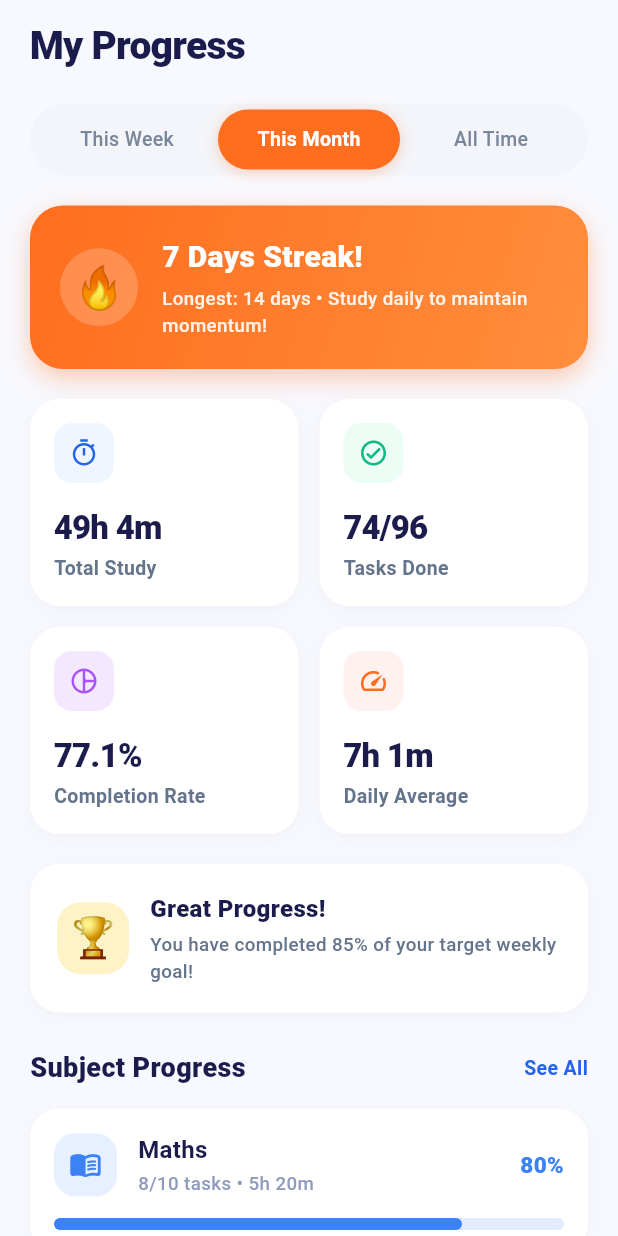
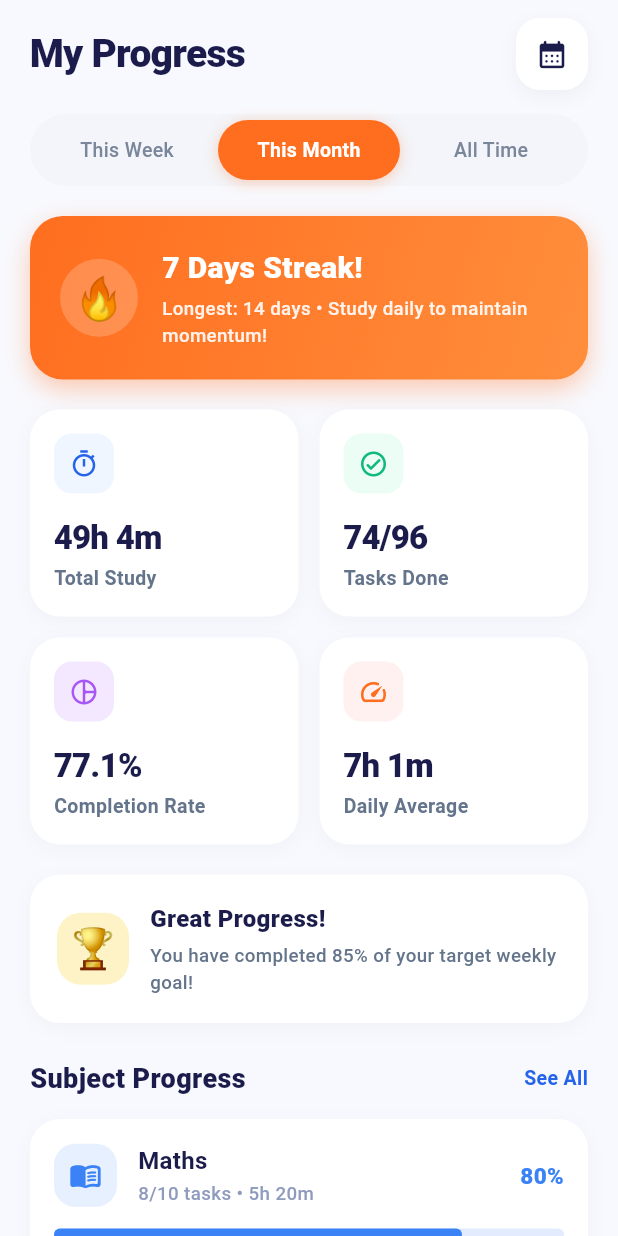
Before and after one commit to abinjoyal/Study-Planner, a Flutter app: the ProgressPage screen opened directly, after a tap on "This Month", on a phone screen of 412 x 824 dp. Run offline on Flutter 3.47's test engine with Material 3 defaults, Android fonts, the phone set to English and light mode, and no system bars; our stand-ins replace dio, flutter_local_notifications, flutter_riverpod, internet_connection_checker_plus, shared_preferences, supabase_flutter; accounts and stored records are empty.

Commit message:
feat: implement progress feature architecture with domain, data, and presentation layers

```diff
--- a/lib/features/progress/data/datasources/progress_local_datasource.dart
+++ b/lib/features/progress/data/datasources/progress_local_datasource.dart
@@ -5,8 +5,8 @@ import '../models/subject_progress_model.dart';
 import '../../domain/repositories/progress_repository.dart';
 
 abstract class ProgressLocalDataSource {
-  Future<ProgressSummaryModel> getSummary(ProgressPeriod period);
-  Future<List<SubjectProgressModel>> getSubjectProgress(ProgressPeriod period);
+  Future<ProgressSummaryModel> getSummary(ProgressPeriod period, {DateTime? customDate});
+  Future<List<SubjectProgressModel>> getSubjectProgress(ProgressPeriod period, {DateTime? customDate});
   Future<StudyStreakModel> getStreak();
   Future<double> getWeeklyGoalPercentage();
 }
@@ -48,7 +48,7 @@ class ProgressLocalDataSourceImpl implements ProgressLocalDataSource {
   ];
 
   @override
-  Future<ProgressSummaryModel> getSummary(ProgressPeriod period) async {
+  Future<ProgressSummaryModel> getSummary(ProgressPeriod period, {DateTime? customDate}) async {
     int totalTasks = 0;
     int completedTasks = 0;
     int totalMinutes = 0;
@@ -60,12 +60,17 @@ class ProgressLocalDataSourceImpl implements ProgressLocalDataSource {
     }
 
     double multiplier = 1.0;
-    if (period == ProgressPeriod.thisMonth) multiplier = 3.2;
-    if (period == ProgressPeriod.allTime) multiplier = 8.5;
+    if (customDate != null) {
+      // Deterministic variation based on selected date's day of month
+      multiplier = 0.25 + ((customDate.day % 5) * 0.15);
+    } else {
+      if (period == ProgressPeriod.thisMonth) multiplier = 3.2;
+      if (period == ProgressPeriod.allTime) multiplier = 8.5;
+    }
 
-    final adjustedTasks = (totalTasks * multiplier).round();
-    final adjustedCompleted = (completedTasks * multiplier).round();
-    final adjustedMinutes = (totalMinutes * multiplier).round();
+    final adjustedTasks = (totalTasks * multiplier).round().clamp(1, 999);
+    final adjustedCompleted = (completedTasks * multiplier).round().clamp(0, adjustedTasks);
+    final adjustedMinutes = (totalMinutes * multiplier).round().clamp(0, 99999);
 
     double completionPercentage = adjustedTasks > 0
         ? ((adjustedCompleted / adjustedTasks) * 100).clamp(0.0, 100.0)
@@ -76,7 +81,7 @@ class ProgressLocalDataSourceImpl implements ProgressLocalDataSource {
     double weeklyGoalPct =
         ((adjustedMinutes / weeklyTargetMinutes) * 100).clamp(0.0, 100.0);
 
-    int avgDailyMins = (adjustedMinutes / 7).round();
+    int avgDailyMins = (adjustedMinutes / (customDate != null ? 1 : 7)).round();
     int avgHours = avgDailyMins ~/ 60;
     int avgMins = avgDailyMins % 60;
     String dailyAvgStr = avgHours > 0 ? '${avgHours}h ${avgMins}m' : '${avgMins}m';
@@ -93,8 +98,23 @@ class ProgressLocalDataSourceImpl implements ProgressLocalDataSource {
 
   @override
   Future<List<SubjectProgressModel>> getSubjectProgress(
-      ProgressPeriod period) async {
-    return List.from(_mockSubjects);
+      ProgressPeriod period, {DateTime? customDate}) async {
+    if (customDate == null) return List.from(_mockSubjects);
+
+    final factor = 0.5 + ((customDate.day % 4) * 0.2);
+    return _mockSubjects.map((s) {
+      final total = (s.totalTasks * factor).round().clamp(1, 20);
+      final completed = (s.completedTasks * factor).round().clamp(0, total);
+      final mins = (s.studyMinutes * factor).round();
+      return SubjectProgressModel(
+        id: s.id,
+        subjectName: s.subjectName,
+        completedTasks: completed,
+        totalTasks: total,
+        studyMinutes: mins,
+        themeColor: s.themeColor,
+      );
+    }).toList();
   }
 
   @override
--- a/lib/features/progress/data/repositories/progress_repository_impl.dart
+++ b/lib/features/progress/data/repositories/progress_repository_impl.dart
@@ -15,13 +15,13 @@ class ProgressRepositoryImpl implements ProgressRepository {
   });
 
   @override
-  Future<ProgressSummary> getProgressSummary(ProgressPeriod period) async {
-    return await localDataSource.getSummary(period);
+  Future<ProgressSummary> getProgressSummary(ProgressPeriod period, {DateTime? customDate}) async {
+    return await localDataSource.getSummary(period, customDate: customDate);
   }
 
   @override
-  Future<List<SubjectProgress>> getSubjectProgress(ProgressPeriod period) async {
-    return await localDataSource.getSubjectProgress(period);
+  Future<List<SubjectProgress>> getSubjectProgress(ProgressPeriod period, {DateTime? customDate}) async {
+    return await localDataSource.getSubjectProgress(period, customDate: customDate);
   }
 
   @override
--- a/lib/features/progress/domain/repositories/progress_repository.dart
+++ b/lib/features/progress/domain/repositories/progress_repository.dart
@@ -5,8 +5,8 @@ import '../entities/subject_progress.dart';
 enum ProgressPeriod { thisWeek, thisMonth, allTime }
 
 abstract class ProgressRepository {
-  Future<ProgressSummary> getProgressSummary(ProgressPeriod period);
-  Future<List<SubjectProgress>> getSubjectProgress(ProgressPeriod period);
+  Future<ProgressSummary> getProgressSummary(ProgressPeriod period, {DateTime? customDate});
+  Future<List<SubjectProgress>> getSubjectProgress(ProgressPeriod period, {DateTime? customDate});
   Future<StudyStreak> getStudyStreak();
   Future<double> getWeeklyGoalPercentage();
   Future<List<Map<String, dynamic>>> getProgressHistory();
--- a/lib/features/progress/domain/usecases/get_progress_summary.dart
+++ b/lib/features/progress/domain/usecases/get_progress_summary.dart
@@ -6,7 +6,7 @@ class GetProgressSummary {
 
   GetProgressSummary(this.repository);
 
-  Future<ProgressSummary> call(ProgressPeriod period) {
-    return repository.getProgressSummary(period);
+  Future<ProgressSummary> call(ProgressPeriod period, {DateTime? customDate}) {
+    return repository.getProgressSummary(period, customDate: customDate);
   }
 }
--- a/lib/features/progress/domain/usecases/get_subject_progress.dart
+++ b/lib/features/progress/domain/usecases/get_subject_progress.dart
@@ -6,7 +6,7 @@ class GetSubjectProgress {
 
   GetSubjectProgress(this.repository);
 
-  Future<List<SubjectProgress>> call(ProgressPeriod period) {
-    return repository.getSubjectProgress(period);
+  Future<List<SubjectProgress>> call(ProgressPeriod period, {DateTime? customDate}) {
+    return repository.getSubjectProgress(period, customDate: customDate);
   }
 }
--- a/lib/features/progress/presentation/pages/progress_page.dart
+++ b/lib/features/progress/presentation/pages/progress_page.dart
@@ -43,8 +43,72 @@ class ProgressPage extends ConsumerWidget {
                     crossAxisAlignment: CrossAxisAlignment.start,
                     children: [
                       // My Progress Header Title
-                      const ProgressHeader(),
-                      const SizedBox(height: 20),
+                      ProgressHeader(
+                        onCalendarTap: () async {
+                          final picked = await showDatePicker(
+                            context: context,
+                            initialDate: state.selectedDate ?? DateTime.now(),
+                            firstDate: DateTime(2020),
+                            lastDate: DateTime(2030),
+                          );
+                          if (picked != null) {
+                            notifier.selectDate(picked);
+                          }
+                        },
+                      ),
+                      const SizedBox(height: 16),
+
+                      // Selected Date Filter Badge (If Active)
+                      if (state.selectedDate != null) ...[
+                        Row(
+                          children: [
+                            Container(
+                              padding: const EdgeInsets.symmetric(
+                                horizontal: 12,
+                                vertical: 6,
+                              ),
+                              decoration: BoxDecoration(
+                                color: const Color(0xFFFFF1F0),
+                                borderRadius: BorderRadius.circular(12),
+                                border: Border.all(
+                                  color: const Color(
+                                    0xFFFF6E1F,
+                                  ).withValues(alpha: 0.3),
+                                ),
+                              ),
+                              child: Row(
+                                mainAxisSize: MainAxisSize.min,
+                                children: [
+                                  const Icon(
+                                    Icons.event_note_rounded,
+                                    size: 16,
+                                    color: Color(0xFFFF6E1F),
+                                  ),
+                                  const SizedBox(width: 6),
+                                  Text(
+                                    'Stats for ${state.selectedDate!.day}/${state.selectedDate!.month}/${state.selectedDate!.year}',
+                                    style: const TextStyle(
+                                      fontSize: 12,
+                                      fontWeight: FontWeight.w700,
+                                      color: Color(0xFFFF6E1F),
+                                    ),
+                                  ),
+                                  const SizedBox(width: 6),
+                                  GestureDetector(
+                                    onTap: () => notifier.selectDate(null),
+                                    child: const Icon(
+                                      Icons.close_rounded,
+                                      size: 16,
+                                      color: Color(0xFFFF6E1F),
+                                    ),
+                                  ),
+                                ],
+                              ),
+                            ),
+                          ],
+                        ),
+                        const SizedBox(height: 14),
+                      ],
 
                       // Period Selector (This Week / This Month / All Time)
                       ProgressPeriodSelector(
--- a/lib/features/progress/presentation/providers/progress_provider.dart
+++ b/lib/features/progress/presentation/providers/progress_provider.dart
@@ -56,6 +56,7 @@ class ProgressState {
   final ProgressSummary? summary;
   final StudyStreak? streak;
   final double weeklyGoalPct;
+  final DateTime? selectedDate;
   final String? errorMessage;
 
   const ProgressState({
@@ -63,6 +64,7 @@ class ProgressState {
     this.summary,
     this.streak,
     this.weeklyGoalPct = 0.0,
+    this.selectedDate,
     this.errorMessage,
   });
 
@@ -71,6 +73,8 @@ class ProgressState {
     ProgressSummary? summary,
     StudyStreak? streak,
     double? weeklyGoalPct,
+    DateTime? selectedDate,
+    bool clearSelectedDate = false,
     String? errorMessage,
   }) {
     return ProgressState(
@@ -78,6 +82,7 @@ class ProgressState {
       summary: summary ?? this.summary,
       streak: streak ?? this.streak,
       weeklyGoalPct: weeklyGoalPct ?? this.weeklyGoalPct,
+      selectedDate: clearSelectedDate ? null : (selectedDate ?? this.selectedDate),
       errorMessage: errorMessage,
     );
   }
@@ -102,7 +107,10 @@ class ProgressNotifier extends StateNotifier<ProgressState> {
     state = state.copyWith(isLoading: true);
     try {
       final period = ref.read(progressFilterProvider);
-      final summary = await getProgressSummaryUseCase(period);
+      final summary = await getProgressSummaryUseCase(
+        period,
+        customDate: state.selectedDate,
+      );
       final streak = await getStudyStreakUseCase();
       final goal = await getWeeklyGoalUseCase();
 
@@ -120,8 +128,18 @@ class ProgressNotifier extends StateNotifier<ProgressState> {
     }
   }
 
+  void selectDate(DateTime? date) {
+    if (date == null) {
+      state = state.copyWith(clearSelectedDate: true);
+    } else {
+      state = state.copyWith(selectedDate: date);
+    }
+    loadData();
+  }
+
   void changePeriod(ProgressPeriod period) {
     ref.read(progressFilterProvider.notifier).state = period;
+    state = state.copyWith(clearSelectedDate: true);
     loadData();
   }
 }
--- a/lib/features/progress/presentation/providers/subject_progress_provider.dart
+++ b/lib/features/progress/presentation/providers/subject_progress_provider.dart
@@ -8,7 +8,11 @@ import 'progress_provider.dart';
 final subjectProgressProvider =
     FutureProvider<List<SubjectProgress>>((ref) async {
   final period = ref.watch(progressFilterProvider);
+  final progressState = ref.watch(progressNotifierProvider);
   final getSubjectProgressUseCase =
       ref.watch(getSubjectProgressUseCaseProvider);
-  return await getSubjectProgressUseCase(period);
+  return await getSubjectProgressUseCase(
+    period,
+    customDate: progressState.selectedDate,
+  );
 });
--- a/lib/features/progress/presentation/widgets/progress_header.dart
+++ b/lib/features/progress/presentation/widgets/progress_header.dart
@@ -1,13 +1,20 @@
 import 'package:flutter/material.dart';
 
 class ProgressHeader extends StatelessWidget {
-  const ProgressHeader({super.key});
+  final VoidCallback? onCalendarTap;
+
+  const ProgressHeader({
+    super.key,
+    this.onCalendarTap,
+  });
 
   @override
   Widget build(BuildContext context) {
-    return const Align(
-      alignment: Alignment.centerLeft,
-      child: Text(
+    return Row(
+      mainAxisAlignment: MainAxisAlignment.spaceBetween,
+      crossAxisAlignment: CrossAxisAlignment.center,
+      children: [
+        const Text(
           'My Progress',
           style: TextStyle(
             fontSize: 26,
@@ -16,6 +23,31 @@ class ProgressHeader extends StatelessWidget {
             letterSpacing: -0.5,
           ),
         ),
+        InkWell(
+          onTap: onCalendarTap,
+          borderRadius: BorderRadius.circular(16),
+          child: Container(
+            width: 48,
+            height: 48,
+            decoration: BoxDecoration(
+              color: Colors.white,
+              borderRadius: BorderRadius.circular(16),
+              boxShadow: [
+                BoxShadow(
+                  color: Colors.black.withValues(alpha: 0.04),
+                  blurRadius: 10,
+                  offset: const Offset(0, 4),
+                ),
+              ],
+            ),
+            child: const Icon(
+              Icons.calendar_month_rounded,
+              color: Color(0xFF1B1C4B),
+              size: 22,
+            ),
+          ),
+        ),
+      ],
     );
   }
 }
```
Lines whose indentation alone changed are shown as unchanged.
